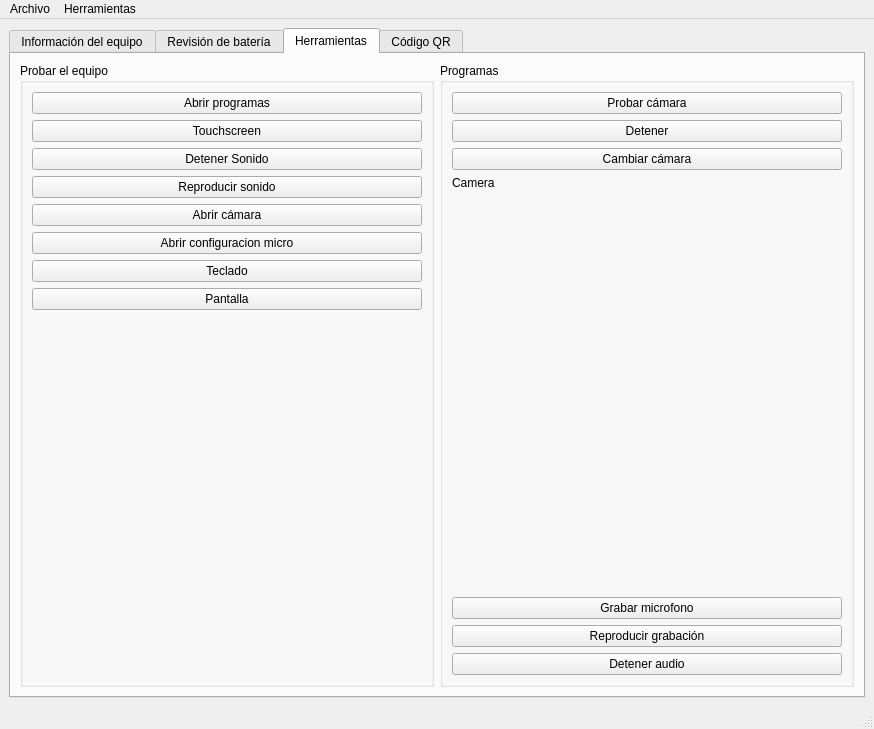
gabod22/PatiaTest, file ui/mainwindow.ui: the form before one commit.
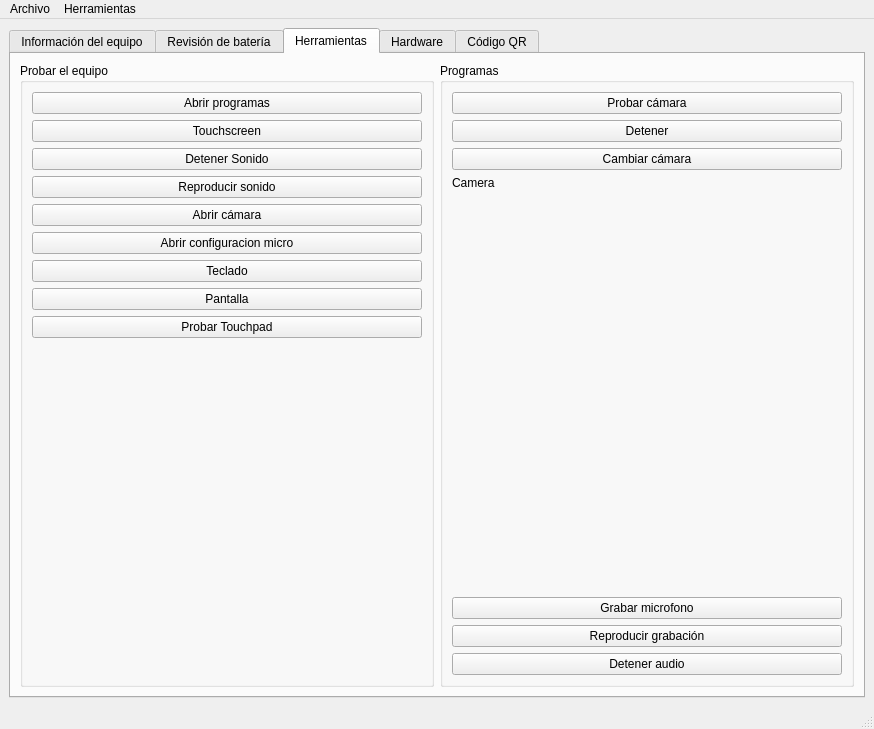
The form after the commit. The open tabs and pages were chosen to show the change. Icons and pictures are not drawn.

Commit message: Implementar modulos internos de diagnostico y monitoreo de hardware

The edit to the form file:
```diff
--- a/ui/mainwindow.ui
+++ b/ui/mainwindow.ui
@@ -765,6 +765,13 @@
              </property>
             </widget>
            </item>
+           <item>
+            <widget class="QPushButton" name="BtnTestTouchpad">
+             <property name="text">
+              <string>Probar Touchpad</string>
+             </property>
+            </widget>
+           </item>
            <item>
             <spacer name="verticalSpacer_4">
              <property name="orientation">
@@ -864,6 +871,10 @@
         </item>
        </layout>
       </widget>
+      <widget class="QWidget" name="tabHardware">
+       <attribute name="title"><string>Hardware</string></attribute>
+       <layout class="QVBoxLayout" name="hardwareContainer"/>
+      </widget>
       <widget class="QWidget" name="tab">
        <attribute name="title">
         <string>Código QR</string>
```
Left out of the diff: 2 changed lines with no effect on the pictures. The commit also changes 51 other files.
